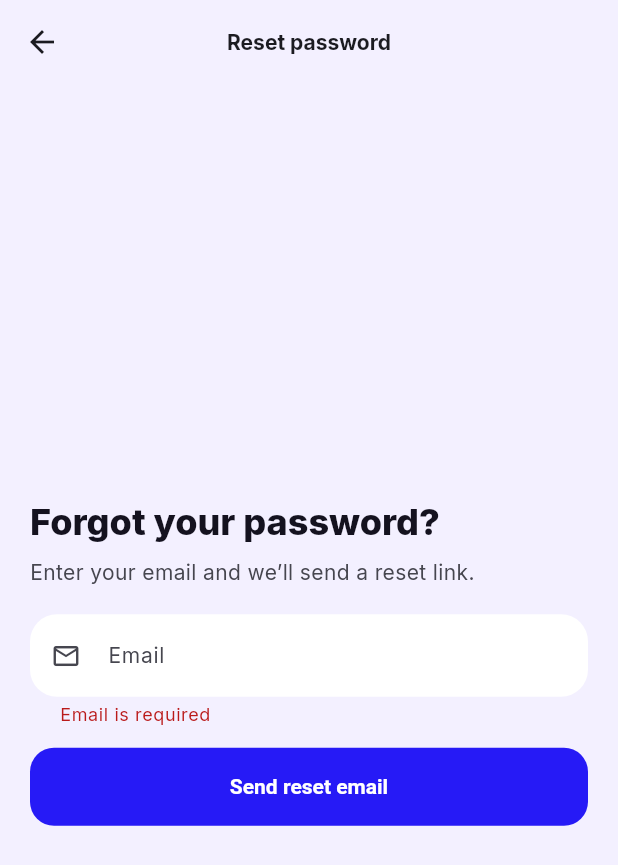
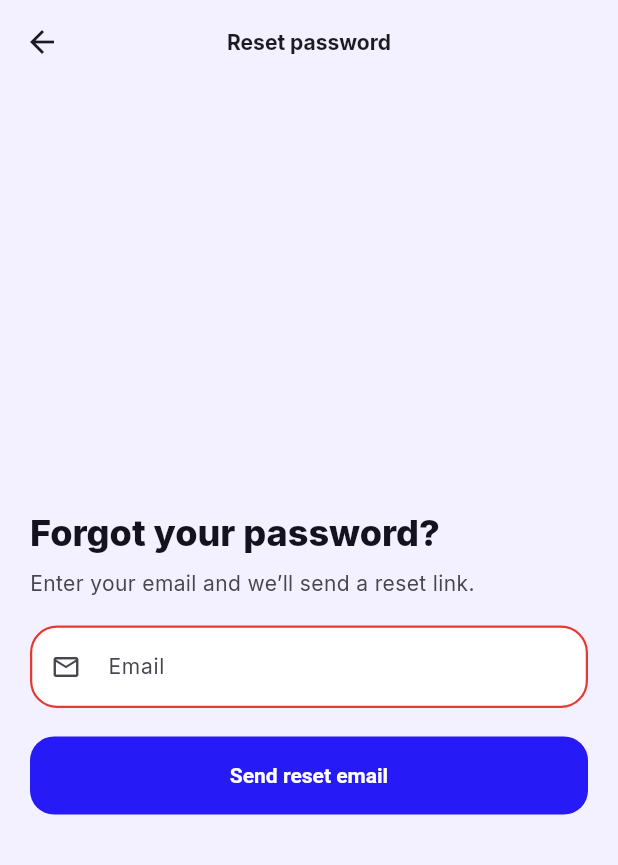
Before and after one commit to realcaps04/Eaze.me, a Flutter app: the ForgotPasswordScreen screen opened by its route, after a tap on "Send reset email", on a phone screen of 412 x 824 dp. Shown: the top 865 px of the screen. Run offline on Flutter 3.47's test engine with Material 3 defaults, Android fonts, the phone set to English and light mode, and no system bars; our stand-ins replace flutter_riverpod, flutter_svg, go_router, google_fonts, supabase_flutter; accounts and stored records are empty; network calls fail.

Commit message:
the app logo is changed into a premium one

```diff
--- a/lib/screens/auth/login_screen.dart
+++ b/lib/screens/auth/login_screen.dart
@@ -9,6 +9,7 @@ import 'package:go_router/go_router.dart';
 import '../../providers/auth_providers.dart';
 import '../../themes/app_colors.dart';
 import '../../themes/app_theme.dart';
+import '../../widgets/app_logo.dart';
 import '../../widgets/app_text_field.dart';
 import '../home/home_shell.dart';
 
@@ -98,6 +99,7 @@ class _LoginScreenState extends ConsumerState<LoginScreen> {
                         child: _GlassCard(
                           child: Form(
                             key: _formKey,
+                            autovalidateMode: AutovalidateMode.onUserInteraction,
                             child: Column(
                               crossAxisAlignment: CrossAxisAlignment.stretch,
                               children: [
@@ -279,29 +281,7 @@ class _LoginHeroState extends State<_LoginHero>
           mainAxisSize: MainAxisSize.min,
           crossAxisAlignment: CrossAxisAlignment.center,
           children: [
-            Center(
-              child: Container(
-                width: 56,
-                height: 56,
-                decoration: BoxDecoration(
-                  borderRadius: BorderRadius.circular(16),
-                  boxShadow: [
-                    BoxShadow(
-                      color: AppColors.indigo.withValues(alpha: 0.28),
-                      blurRadius: 24,
-                      offset: const Offset(0, 12),
-                    ),
-                  ],
-                ),
-                child: ClipRRect(
-                  borderRadius: BorderRadius.circular(16),
-                  child: Image.asset(
-                    'assets/images/eazeme_logo.png',
-                    fit: BoxFit.cover,
-                  ),
-                ),
-              ),
-            ),
+            const AppLogo(size: 56),
             const SizedBox(height: 18),
             Text(
               'Welcome back',
--- a/lib/widgets/app_logo.dart
+++ b/lib/widgets/app_logo.dart
@@ -7,32 +7,32 @@ class AppLogo extends StatelessWidget {
 
   final double size;
 
+  static const _assetPath = 'assets/images/eazeme_logo.png';
+
   @override
   Widget build(BuildContext context) {
-    final theme = Theme.of(context);
-    final cs = theme.colorScheme;
+    final radius = size * 0.286;
 
     return Container(
       width: size,
       height: size,
       decoration: BoxDecoration(
-        borderRadius: BorderRadius.circular(size * 0.28),
-        gradient: AppColors.brandGradient(),
+        borderRadius: BorderRadius.circular(radius),
         boxShadow: [
           BoxShadow(
-            color: AppColors.indigo.withOpacity(0.18),
-            blurRadius: 20,
-            offset: const Offset(0, 10),
+            color: AppColors.indigo.withValues(alpha: 0.28),
+            blurRadius: 24,
+            offset: const Offset(0, 12),
           ),
         ],
       ),
-      child: Center(
-        child: Text(
-          'E',
-          style: theme.textTheme.headlineSmall?.copyWith(
-            color: cs.onPrimary,
-            fontWeight: FontWeight.w800,
-          ),
+      child: ClipRRect(
+        borderRadius: BorderRadius.circular(radius),
+        child: Image.asset(
+          _assetPath,
+          fit: BoxFit.cover,
+          width: size,
+          height: size,
         ),
       ),
     );
--- a/lib/widgets/app_text_field.dart
+++ b/lib/widgets/app_text_field.dart
@@ -12,6 +12,7 @@ class AppTextField extends StatelessWidget {
     this.validator,
     this.prefixIcon,
     this.suffixIcon,
+    this.onChanged,
   });
 
   final TextEditingController controller;
@@ -23,6 +24,13 @@ class AppTextField extends StatelessWidget {
   final String? Function(String?)? validator;
   final IconData? prefixIcon;
   final Widget? suffixIcon;
+  final ValueChanged<String>? onChanged;
+
+  static const _radius = 18.0;
+  static const _errorBorder = OutlineInputBorder(
+    borderRadius: BorderRadius.all(Radius.circular(_radius)),
+    borderSide: BorderSide(color: Color(0xFFE53935), width: 1.5),
+  );
 
   @override
   Widget build(BuildContext context) {
@@ -32,14 +40,18 @@ class AppTextField extends StatelessWidget {
       obscureText: obscureText,
       textInputAction: textInputAction,
       validator: validator,
+      onChanged: onChanged,
       style: const TextStyle(fontSize: 15, fontWeight: FontWeight.w500),
       decoration: InputDecoration(
         labelText: label,
         hintText: hintText ?? label,
-        prefixIcon: prefixIcon == null
-            ? null
-            : Icon(prefixIcon, size: 20),
+        prefixIcon:
+            prefixIcon == null ? null : Icon(prefixIcon, size: 20),
         suffixIcon: suffixIcon,
+        // Hide error text so layout height stays fixed; show red border only.
+        errorStyle: const TextStyle(height: 0, fontSize: 0, color: Colors.transparent),
+        errorBorder: _errorBorder,
+        focusedErrorBorder: _errorBorder,
       ),
     );
   }
```
Also changed, not shown: lib/themes/app_theme.dart (+9 -0 lines).
